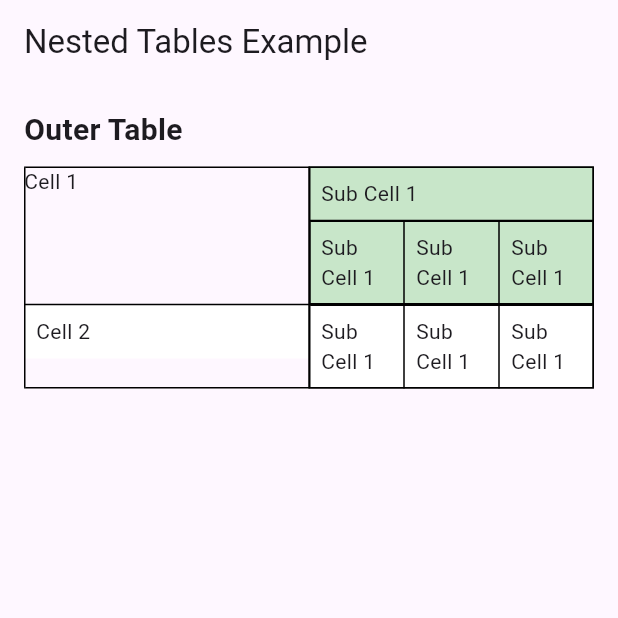
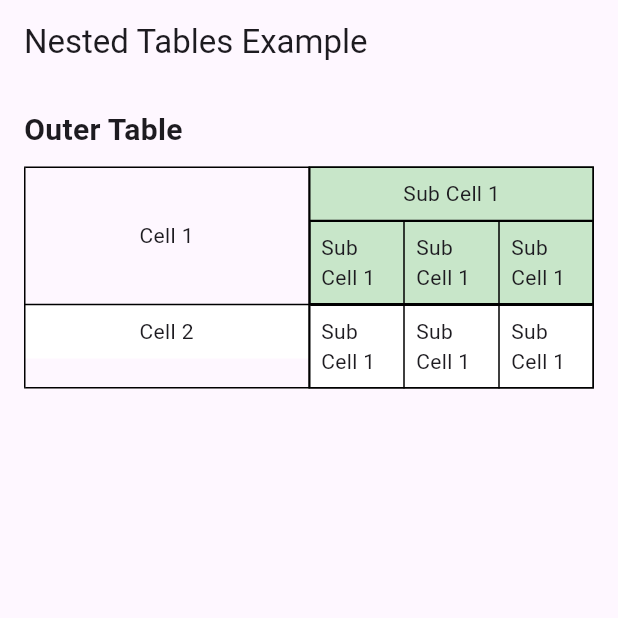
Before and after one commit to Nithya-Varshini/getx_tutorial, a Flutter app: the screen it shows after launch, after a tap on "Increment", after a tap on "Complex Table", on a phone screen of 412 x 824 dp, the top half of it. Run offline on Flutter 3.47's test engine with Material 3 defaults, Android fonts, the light colour scheme and no system bars; our stand-ins replace get, syncfusion_flutter_datagrid; missing offline and left inert: responsive_table, syncfusion_flutter_datagrid_export, syncfusion_flutter_pdf, syncfusion_flutter_xlsio.

Commit message:
table middle got it

```diff
--- a/lib/pages/complex_table.dart
+++ b/lib/pages/complex_table.dart
@@ -1,31 +1,39 @@
+// ignore_for_file: avoid_unnecessary_containers
+
 import 'package:flutter/material.dart';
 
 class ComplexTable extends StatelessWidget {
+  const ComplexTable({super.key});
+
   @override
   Widget build(BuildContext context) {
     return MaterialApp(
       home: Scaffold(
         appBar: AppBar(
-          title: Text('Nested Tables Example'),
+          title: const Text('Nested Tables Example'),
         ),
         body: Padding(
-          padding: EdgeInsets.all(16.0),
+          padding: const EdgeInsets.all(16.0),
           child: Column(
             crossAxisAlignment: CrossAxisAlignment.start,
             children: [
-              Text(
+              const Text(
                 'Outer Table',
                 style: TextStyle(fontSize: 20, fontWeight: FontWeight.bold),
               ),
-              SizedBox(height: 10),
+              const SizedBox(height: 10),
               Table(
                 border: TableBorder.all(),
                 children: [
                   TableRow(
                     children: [
                       TableCell(
-                        child: Container(
-                          child: Text('Cell 1'),
+                        verticalAlignment: TableCellVerticalAlignment.middle,
+                        child: Center(
+                          child: Container(
+                            // width: double.maxFinite,
+                            child: Center(child: Text('Cell 1')),
+                          ),
                         ),
                       ),
                       TableCell(
@@ -42,9 +50,10 @@ class ComplexTable extends StatelessWidget {
                                     children: [
                                       TableCell(
                                         child: Container(
-                                          padding: EdgeInsets.all(8.0),
+                                          padding: const EdgeInsets.all(8.0),
                                           color: Colors.green[100],
-                                          child: Text('Sub Cell 1'),
+                                          child: Center(
+                                              child: const Text('Sub Cell 1')),
                                         ),
                                       ),
                                     ],
@@ -58,23 +67,32 @@ class ComplexTable extends StatelessWidget {
                                           TableRow(children: [
                                             TableCell(
                                               child: Container(
-                                                padding: EdgeInsets.all(8.0),
+                                                padding:
+                                                    const EdgeInsets.all(8.0),
                                                 color: Colors.green[100],
-                                                child: Text('Sub Cell 1'),
+                                                child: Center(
+                                                    child: const Text(
+                                                        'Sub Cell 1')),
                                               ),
                                             ),
                                             TableCell(
                                               child: Container(
-                                                padding: EdgeInsets.all(8.0),
+                                                padding:
+                                                    const EdgeInsets.all(8.0),
                                                 color: Colors.green[100],
-                                                child: Text('Sub Cell 1'),
+                                                child: Center(
+                                                    child: const Text(
+                                                        'Sub Cell 1')),
                                               ),
                                             ),
                                             TableCell(
                                               child: Container(
-                                                padding: EdgeInsets.all(8.0),
+                                                padding:
+                                                    const EdgeInsets.all(8.0),
                                                 color: Colors.green[100],
-                                                child: Text('Sub Cell 1'),
+                                                child: Center(
+                                                    child: const Text(
+                                                        'Sub Cell 1')),
                                               ),
                                             ),
                                           ])
@@ -94,9 +112,9 @@ class ComplexTable extends StatelessWidget {
                     children: [
                       TableCell(
                         child: Container(
-                          padding: EdgeInsets.all(8.0),
+                          padding: const EdgeInsets.all(8.0),
                           color: const Color.fromARGB(255, 255, 255, 255),
-                          child: Text('Cell 2'),
+                          child: Center(child: const Text('Cell 2')),
                         ),
                       ),
                       TableCell(
@@ -106,23 +124,23 @@ class ComplexTable extends StatelessWidget {
                           TableRow(children: [
                             TableCell(
                               child: Container(
-                                padding: EdgeInsets.all(8.0),
+                                padding: const EdgeInsets.all(8.0),
                                 color: const Color.fromARGB(255, 255, 255, 255),
-                                child: Text('Sub Cell 1'),
+                                child: Center(child: const Text('Sub Cell 1')),
                               ),
                             ),
                             TableCell(
                               child: Container(
-                                padding: EdgeInsets.all(8.0),
+                                padding: const EdgeInsets.all(8.0),
                                 color: const Color.fromARGB(255, 255, 255, 255),
-                                child: Text('Sub Cell 1'),
+                                child: Center(child: const Text('Sub Cell 1')),
                               ),
                             ),
                             TableCell(
                               child: Container(
-                                padding: EdgeInsets.all(8.0),
-                                color: Color.fromARGB(255, 255, 255, 255),
-                                child: Text('Sub Cell 1'),
+                                padding: const EdgeInsets.all(8.0),
+                                color: const Color.fromARGB(255, 255, 255, 255),
+                                child: Center(child: const Text('Sub Cell 1')),
                               ),
                             ),
                           ])
```
